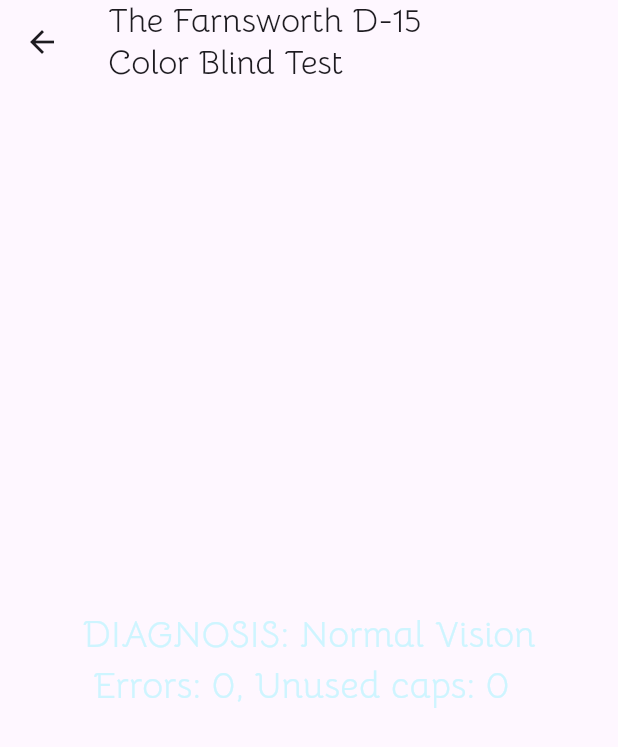
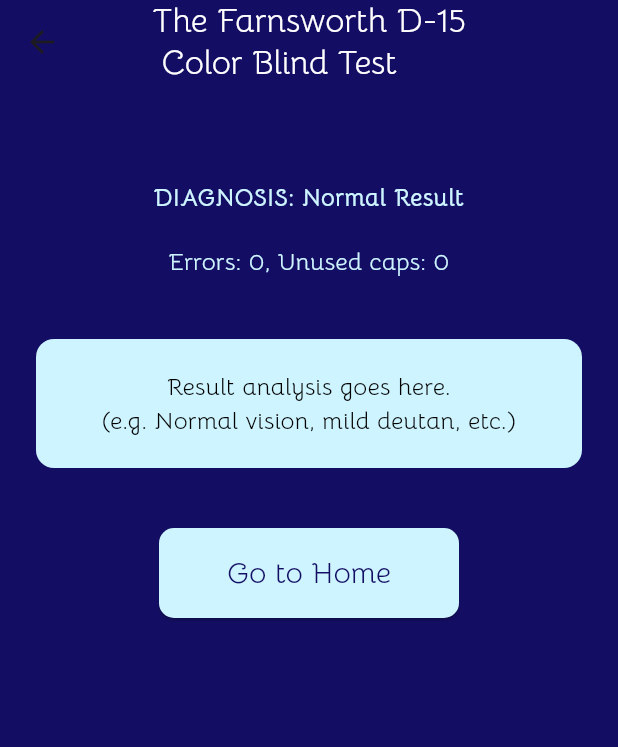
Before and after one commit to Arcianne/truehue-frontend, a Flutter app: the TestResultPage screen opened directly, on a phone screen of 412 x 824 dp. Shown: the top 747 px of the screen. Run offline on Flutter 3.47's test engine with Material 3 defaults, Android fonts, the light colour scheme and no system bars.

Commit message:
create UI test result

```diff
--- a/lib/features/farnsworth_test/presentation/pages/test_result.dart
+++ b/lib/features/farnsworth_test/presentation/pages/test_result.dart
@@ -1,4 +1,6 @@
 import 'package:flutter/material.dart';
+import 'package:truehue/shared/presentation/widgets/button.dart';
+import 'package:truehue/features/home/presentation/pages/home.dart';
 
 class TestResultPage extends StatelessWidget {
   const TestResultPage({super.key});
@@ -6,21 +8,72 @@ class TestResultPage extends StatelessWidget {
   @override
   Widget build(BuildContext context) {
     return Scaffold(
+      backgroundColor: const Color(0xFF130E64),
       appBar: AppBar(
-        title: const Text('The Farnsworth D-15\nColor Blind Test'),
+        backgroundColor: const Color(0xFF130E64),
+        title: const Text('The Farnsworth D-15\n Color Blind Test', style: TextStyle(color: Colors.white)),
+        centerTitle: true,
+
       ),
-      body: const Center(
-        child: Text('DIAGNOSIS: Normal Vision\n Errors: 0, Unused caps: 0', // Displaying the result of the test, change niyo nalang if gagawa kayo key
-            style: TextStyle(fontSize: 24, color: Color(0xFFCEF5FF))),
+      body: Padding(
+        padding: const EdgeInsets.all(24.0),
+        child: Column(
+          crossAxisAlignment: CrossAxisAlignment.center,
+          children: [
+            const SizedBox(height: 40),
+            const Text(
+              'DIAGNOSIS: Normal Result',
+              style: TextStyle(
+                color: Color(0xFFCEF5FF),
+                fontSize: 16,
+                fontWeight: FontWeight.bold,
+              ),
+              textAlign: TextAlign.center,
+            ),
+            const SizedBox(height: 20),
+            const Text(
+              'Errors: 0, Unused caps: 0',
+              style: TextStyle(
+                color: Color(0xFFCEF5FF),
+                fontSize: 16,
+              ),
+              textAlign: TextAlign.center,
+            ),
+            const SizedBox(height: 40),
+            // Placeholder for result summary
+            Container(
+              width: double.infinity,
+              padding: const EdgeInsets.all(20),
+              decoration: BoxDecoration(
+                color: Color(0xFFCEF5FF),
+                borderRadius: BorderRadius.circular(12),
+              ),
+              child: const Text(
+                'Result analysis goes here.\n(e.g. Normal vision, mild deutan, etc.)',
+                style: TextStyle(color: Colors.black, fontSize: 16),
+                textAlign: TextAlign.center,
+              ),
+            ),
+
+            const SizedBox(height: 40),
+
+            CustomButton(
+              title: 'Go to Home',
+              fontSize: 20,
+              width: 200,
+              height: 60,
+              softWrap: true,
+              onPressed: () {
+                Navigator.push(
+                  context,
+                  MaterialPageRoute(builder: (context) => const Home()),
+                );
+              },
+            ),
+
+          ],
+      )
       ),
     );
   }
 }
-
-// Use this function to navigate to the TestResultPage
-void navigateToTestResultPage(BuildContext context) {
-  Navigator.push(
-    context,
-    MaterialPageRoute(builder: (context) => const TestResultPage()),
-  );
-}
```
